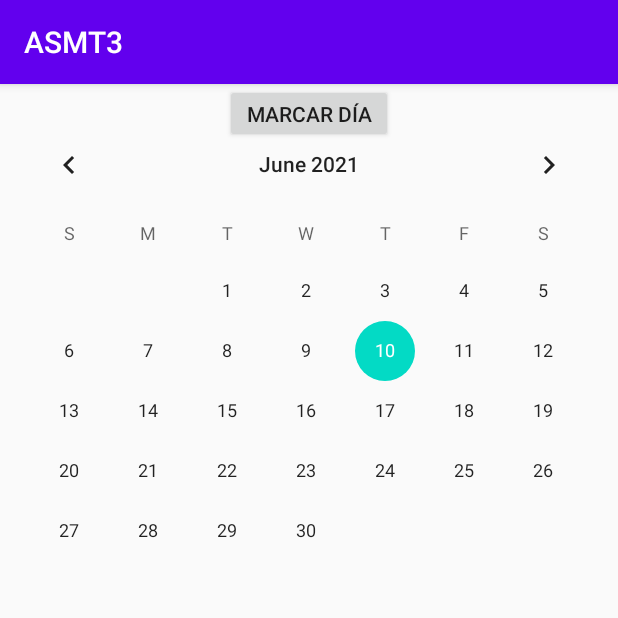
After one commit to clairgon/AMST3, an Android app: the CalendarViewActivity screen opened directly, with no data from a screen before it, on a phone screen of 412 x 824 dp, the top half of it. The commit adds this screen. Run offline under Robolectric (Android 15) with nearby library versions, the phone set to English and light mode, and no system bars.

Commit message:
calendario

```diff
--- a/app/build.gradle
+++ b/app/build.gradle
@@ -34,6 +34,7 @@ dependencies {
     implementation 'com.android.support:appcompat-v7:28.0.0'
     implementation 'com.android.support.constraint:constraint-layout:2.0.4'
     implementation 'com.google.android.material:material:1.3.0'
+    implementation 'com.google.android.material:materila:1.1.0'
     testImplementation 'junit:junit:4.+'
     //noinspection GradleCompatible
     androidTestImplementation 'com.android.support.test:runner:1.0.2'
--- a/app/src/main/AndroidManifest.xml
+++ b/app/src/main/AndroidManifest.xml
@@ -12,7 +12,7 @@
         <activity android:name=".MapaView"></activity>
         <activity android:name=".CorreoView" />
         <activity android:name=".VideoView" />
-        <activity android:name=".CalendarView" />
+        <activity android:name=".CalendarViewActivity" />
         <activity android:name=".MainActivity">
             <intent-filter>
                 <action android:name="android.intent.action.MAIN" />
--- /dev/null
+++ b/app/src/main/java/com/example/asmt3/CalendarViewActivity.java
@@ -0,0 +1,36 @@
+package com.example.asmt3;
+
+import android.app.usage.UsageEvents;
+import android.graphics.Color;
+import android.os.Build;
+import android.service.autofill.FillEventHistory;
+import android.service.autofill.FillEventHistory.Event;
+import android.support.v7.app.AppCompatActivity;
+import android.os.Bundle;
+import android.util.EventLog;
+import android.widget.CalendarView;
+import android.widget.TextView;
+
+import androidx.annotation.NonNull;
+import androidx.annotation.RequiresApi;
+
+public class CalendarViewActivity extends AppCompatActivity {
+    CalendarView calendarView;
+    @RequiresApi(api = Build.VERSION_CODES.O)
+    @Override
+    protected void onCreate(Bundle savedInstanceState) {
+        super.onCreate(savedInstanceState);
+        setContentView(R.layout.activity_calendar_view);
+
+        calendarView =(CalendarView)findViewById(R.id.calendarView);
+
+        calendarView.setOnDateChangeListener(new CalendarView.OnDateChangeListener() {
+            @Override
+            public void onSelectedDayChange(@NonNull CalendarView view, int year, int month, int dayOfMonth) {
+                String date =(month+1)+1+"/"+dayOfMonth+"/"+year;
+            }
+        });
+
+    }
+
+}
--- a/app/src/main/java/com/example/asmt3/MainActivity.java
+++ b/app/src/main/java/com/example/asmt3/MainActivity.java
@@ -57,7 +57,7 @@ public class MainActivity extends AppCompatActivity {
             @Override
             public void onClick(View v) {
                 Intent intent;
-                intent = new Intent(MainActivity.this,CalendarView.class);
+                intent = new Intent(MainActivity.this, CalendarViewActivity.class);
                 startActivity(intent);
             }
         });
--- a/app/src/main/res/layout/activity_calendar_view.xml
+++ b/app/src/main/res/layout/activity_calendar_view.xml
@@ -4,6 +4,24 @@
     xmlns:tools="http://schemas.android.com/tools"
     android:layout_width="match_parent"
     android:layout_height="match_parent"
-    tools:context=".CalendarView">
+    tools:context=".CalendarViewActivity">
+
+    <CalendarView
+        android:id="@+id/calendarView"
+        android:layout_width="match_parent"
+        android:layout_height="match_parent"
+        android:layout_marginTop="20dp"
+        tools:layout_editor_absoluteX="0dp"
+        tools:layout_editor_absoluteY="0dp" />
+
+
+    <Button
+        android:layout_width="112dp"
+        android:layout_height="39dp"
+        android:text="Marcar Día"
+        app:layout_constraintEnd_toEndOf="parent"
+        app:layout_constraintStart_toStartOf="parent"
+        tools:layout_editor_absoluteY="438dp"
+        tools:ignore="MissingConstraints" />
 
 </android.support.constraint.ConstraintLayout>
```
